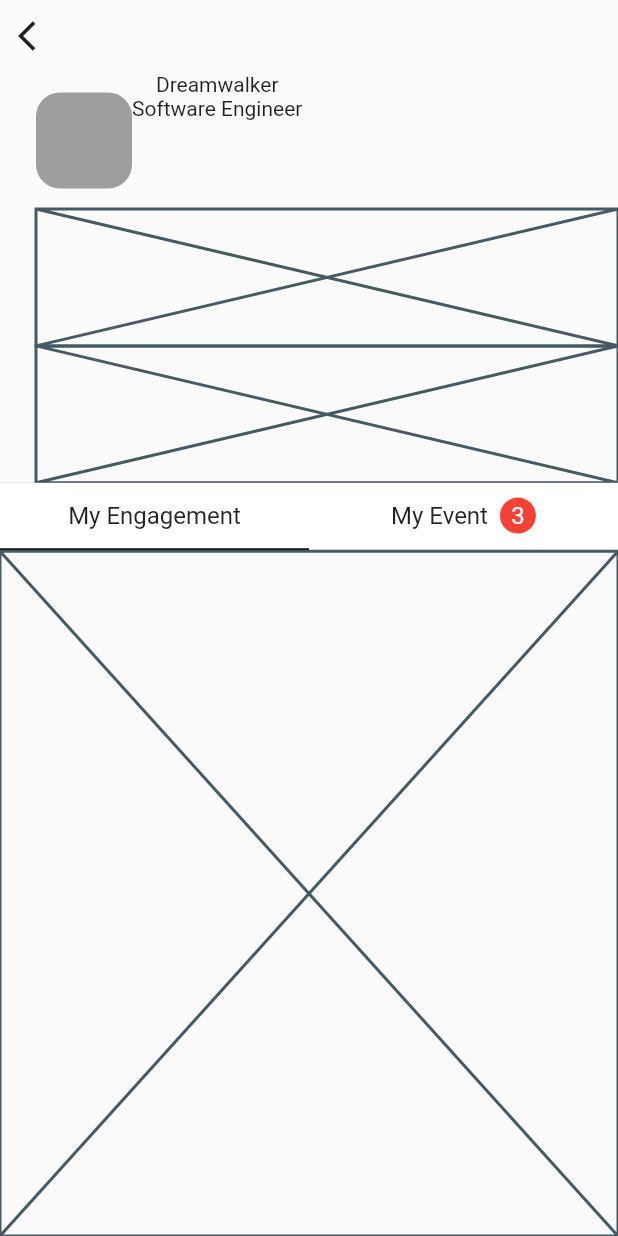
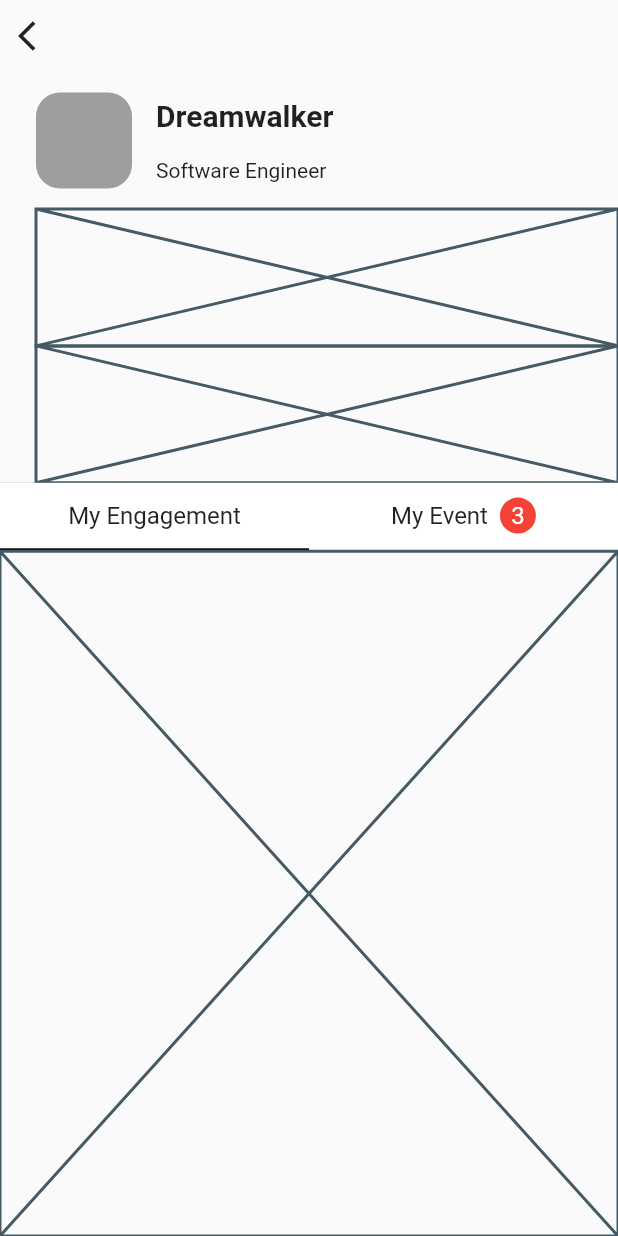
Before and after one commit to JAICHANGPARK/flutter_notebook_11th_story, a Flutter app: the IrysProfilePage screen opened directly, on a phone screen of 412 x 824 dp. Run offline on Flutter 3.47's test engine with Material 2 defaults, Android fonts, the phone set to English and light mode, and no system bars; our stand-ins replace backdrop, badges, flutter_inner_drawer, flutter_slidable, flutter_swiper, google_fonts; network calls fail.

Commit message:
Update irys_profile_page.dart

```diff
--- a/lib/ep727_irys_mobile_app/ui/irys_profile_page.dart
+++ b/lib/ep727_irys_mobile_app/ui/irys_profile_page.dart
@@ -1,3 +1,4 @@
+import 'package:flutter/cupertino.dart';
 import 'package:flutter/material.dart';
 
 class IrysProfilePage extends StatefulWidget {
@@ -35,11 +36,19 @@ class _IrysProfilePageState extends State<IrysProfilePage> {
                             borderRadius: BorderRadius.circular(16)
                           ),
                         ),
-                        Column(
-                          children: [
-                            Text('Dreamwalker'),
-                            Text("Software Engineer")
-                          ],
+                        Padding(
+                          padding: const EdgeInsets.only(left: 16),
+                          child: Column(
+                            crossAxisAlignment: CrossAxisAlignment.start,
+                            mainAxisAlignment: MainAxisAlignment.spaceEvenly,
+                            children: [
+                              Text('Dreamwalker', style: TextStyle(
+                                fontSize: 20,
+                                fontWeight: FontWeight.bold,
+                              ),),
+                              Text("Software Engineer")
+                            ],
+                          ),
                         )
                       ],
                     )),
```
